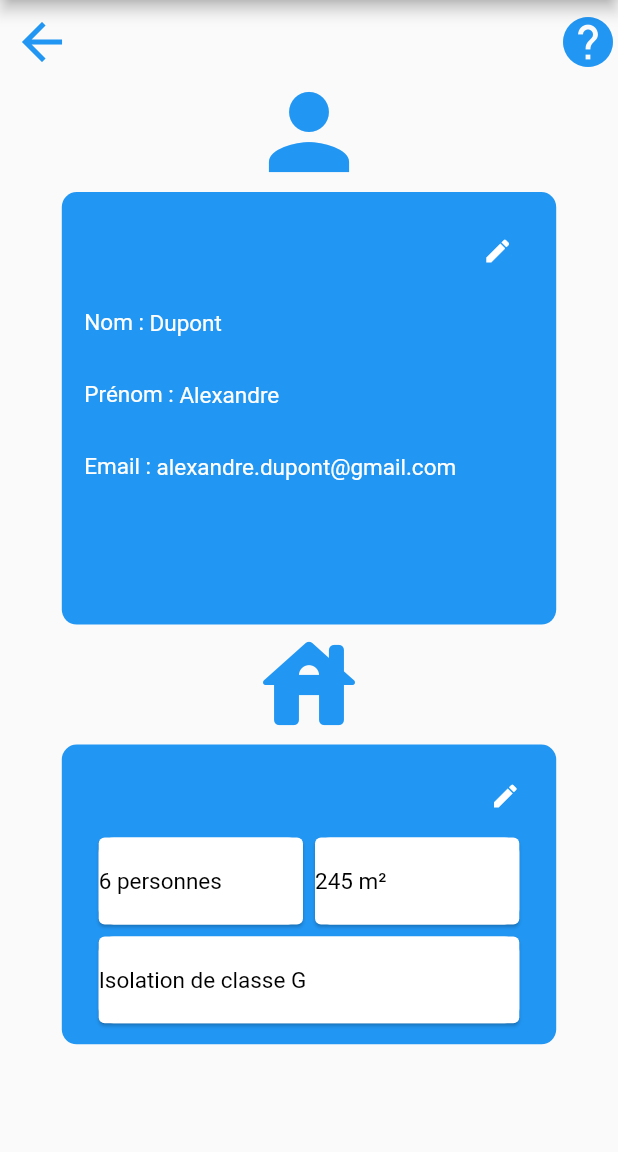
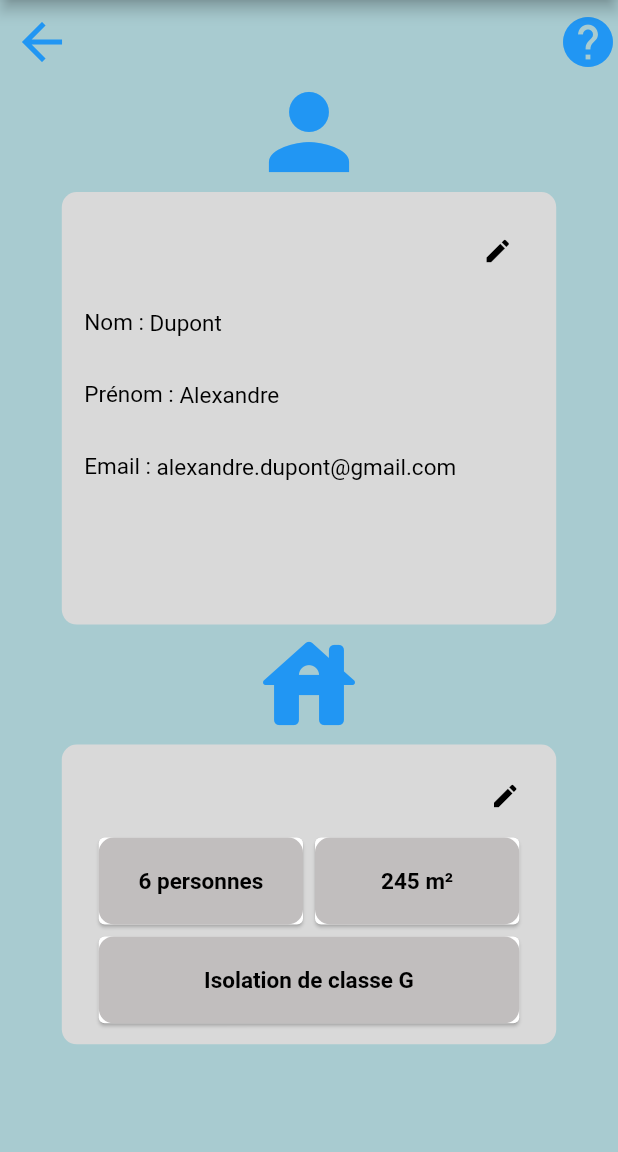
Before and after one commit to Dopey990/GreenBoost, a Flutter app: the SettingsProfilePage screen opened directly, on a phone screen of 412 x 824 dp, the part 84-1236 px from its top. Run offline on Flutter 3.47's test engine with Material 2 defaults, Android fonts, the phone set to English and light mode, and no system bars; our stand-ins replace fl_chart, lite_rolling_switch; missing offline and left inert: flutter_titled_container.

Commit message:
SettingProfil text

```diff
--- a/mobile/lib/settingsProfilePage.dart
+++ b/mobile/lib/settingsProfilePage.dart
@@ -23,6 +23,7 @@ class _SettingsProfilePageState extends State<SettingsProfilePage> {
   @override
   Widget build(BuildContext context){
     return Scaffold(
+      backgroundColor: const Color.fromRGBO(168, 203, 208, 1),
       appBar: AppBar(
         centerTitle: true,
         title: const Text('Settings Profile'),
@@ -70,7 +71,7 @@ class _SettingsProfilePageState extends State<SettingsProfilePage> {
               width: MediaQuery.of(context).size.width * 0.8,
               padding: const EdgeInsets.only(left: 15.0, right: 15.0, top: 15, bottom: 15),
               decoration: BoxDecoration(
-                  color: Colors.blue,
+                  color: Color.fromRGBO(217, 217, 217, 1),
                   borderRadius: BorderRadius.circular(10),
                 ),
               child: Column(
@@ -86,7 +87,7 @@ class _SettingsProfilePageState extends State<SettingsProfilePage> {
                             _enabledContact = false;
                           }
                         }),
-                        icon: const Icon(Icons.edit, color: Colors.white, size: 20),
+                        icon: const Icon(Icons.edit, color: Colors.black, size: 20),
                         )
                     ],
                   ),
@@ -96,7 +97,7 @@ class _SettingsProfilePageState extends State<SettingsProfilePage> {
                       const Text(
                         'Nom : ',
                         style: TextStyle(
-                          color: Colors.white,
+                          color: Colors.black,
                           fontSize: 15,
                         ),
                       ),
@@ -110,7 +111,7 @@ class _SettingsProfilePageState extends State<SettingsProfilePage> {
                               border: InputBorder.none,
                               hintText: 'Dupont',
                               hintStyle: TextStyle(
-                                color: Colors.white,
+                                color: Colors.black,
                                 fontSize: 15,
                               ),
                             ),
@@ -124,7 +125,7 @@ class _SettingsProfilePageState extends State<SettingsProfilePage> {
                       const Text(
                         'Prénom : ',
                         style: TextStyle(
-                          color: Colors.white,
+                          color: Colors.black,
                           fontSize: 15,
                         ),
                       ),
@@ -138,7 +139,7 @@ class _SettingsProfilePageState extends State<SettingsProfilePage> {
                               border: InputBorder.none,
                               hintText: 'Alexandre',
                               hintStyle: TextStyle(
-                                color: Colors.white,
+                                color: Colors.black,
                                 fontSize: 15,
                               ),
                             ),
@@ -152,7 +153,7 @@ class _SettingsProfilePageState extends State<SettingsProfilePage> {
                       const Text(
                         'Email : ',
                         style: TextStyle(
-                          color: Colors.white,
+                          color: Colors.black,
                           fontSize: 15,
                         ),
                       ),
@@ -166,7 +167,7 @@ class _SettingsProfilePageState extends State<SettingsProfilePage> {
                               border: InputBorder.none,
                               hintText: 'alexandre.dupont@gmail.com',
                               hintStyle: TextStyle(
-                                color: Colors.white,
+                                color: Colors.black,
                                 fontSize: 15,
                               ),
                             ),
@@ -193,7 +194,7 @@ class _SettingsProfilePageState extends State<SettingsProfilePage> {
               width: MediaQuery.of(context).size.width * 0.8,
               padding: const EdgeInsets.only(left: 10.0, right: 10.0, top: 10, bottom: 10),
               decoration: BoxDecoration(
-                  color: Colors.blue,
+                  color: Color.fromRGBO(217, 217, 217, 1),
                   borderRadius: BorderRadius.circular(10),
                 ),
               child: Column(
@@ -210,7 +211,7 @@ class _SettingsProfilePageState extends State<SettingsProfilePage> {
                               _enabledHouse = false;
                             }
                           }),
-                        icon: const Icon(Icons.edit, color: Colors.white, size: 20),
+                        icon: const Icon(Icons.edit, color: Colors.black, size: 20),
                         )
                     ],
                   ),
@@ -225,11 +226,12 @@ class _SettingsProfilePageState extends State<SettingsProfilePage> {
                           child: Container(
                             alignment: Alignment.center,
                             decoration: BoxDecoration(
-                              color: Colors.white,
+                              color: Color.fromRGBO(193, 190, 190, 1),
                               borderRadius: BorderRadius.circular(10),
                             ),
                             child:
                                 TextField(
+                                  textAlign: TextAlign.center,
                                   enabled: _enabledHouse,
                                   cursorHeight: 15,
                                   decoration: const InputDecoration(
@@ -238,6 +240,8 @@ class _SettingsProfilePageState extends State<SettingsProfilePage> {
                                     hintStyle: TextStyle(
                                       color: Colors.black,
                                       fontSize: 15,
+                                      fontWeight: FontWeight.bold,
+
                                     ),
                                   ),
                                 ),
@@ -251,11 +255,12 @@ class _SettingsProfilePageState extends State<SettingsProfilePage> {
                           child: Container(
                             alignment: Alignment.center,
                             decoration: BoxDecoration(
-                              color: Colors.white,
+                              color: Color.fromRGBO(193, 190, 190, 1),
                               borderRadius: BorderRadius.circular(10),
                             ),
                             child:
                              TextField(
+                              textAlign: TextAlign.center,
                                 enabled: _enabledHouse,
                                 cursorHeight: 15,
                                 decoration: const InputDecoration(
@@ -264,6 +269,7 @@ class _SettingsProfilePageState extends State<SettingsProfilePage> {
                                   hintStyle: TextStyle(
                                     color: Colors.black,
                                     fontSize: 15,
+                                    fontWeight: FontWeight.bold
                                   ),
                                 ),
                               ),
@@ -282,11 +288,12 @@ class _SettingsProfilePageState extends State<SettingsProfilePage> {
                           child: Container(
                             alignment: Alignment.center,
                             decoration: BoxDecoration(
-                              color: Colors.white,
+                              color: Color.fromRGBO(193, 190, 190, 1),
                               borderRadius: BorderRadius.circular(10),
                             ),
                             child:
                               TextField(
+                                textAlign: TextAlign.center,
                                 enabled: _enabledHouse,
                                 cursorHeight: 15,
                                 decoration: const InputDecoration(
@@ -295,6 +302,7 @@ class _SettingsProfilePageState extends State<SettingsProfilePage> {
                                   hintStyle: TextStyle(
                                     color: Colors.black,
                                     fontSize: 15,
+                                    fontWeight: FontWeight.bold
                                   ),
                                 ),
                               ),
```
